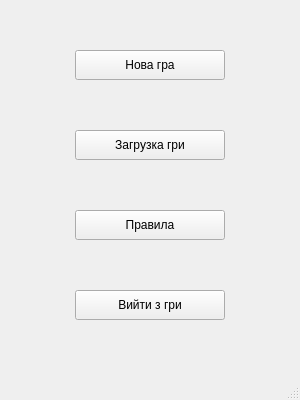
Before: the Qt Designer form Lab6/windows/mainwindow.ui in x-FIREFOUR-x/AlgoLab6, drawn with Qt 5.
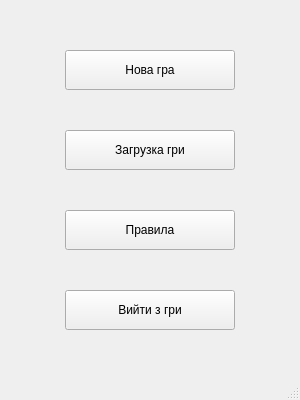
After: the same form once the commit is applied.

```diff
--- a/Lab6/windows/mainwindow.ui
+++ b/Lab6/windows/mainwindow.ui
@@ -20,10 +20,10 @@
     </property>
     <property name="geometry">
      <rect>
-      <x>75</x>
+      <x>65</x>
       <y>50</y>
-      <width>150</width>
-      <height>30</height>
+      <width>170</width>
+      <height>40</height>
      </rect>
     </property>
     <property name="text">
@@ -33,10 +33,10 @@
    <widget class="QPushButton" name="ButtonEnd">
     <property name="geometry">
      <rect>
-      <x>75</x>
+      <x>65</x>
       <y>290</y>
-      <width>150</width>
-      <height>30</height>
+      <width>170</width>
+      <height>40</height>
      </rect>
     </property>
     <property name="text">
@@ -46,10 +46,10 @@
    <widget class="QPushButton" name="ButtonDownload">
     <property name="geometry">
      <rect>
-      <x>75</x>
+      <x>65</x>
       <y>130</y>
-      <width>150</width>
-      <height>30</height>
+      <width>170</width>
+      <height>40</height>
      </rect>
     </property>
     <property name="text">
@@ -59,10 +59,10 @@
    <widget class="QPushButton" name="ButtonRules">
     <property name="geometry">
      <rect>
-      <x>75</x>
+      <x>65</x>
       <y>210</y>
-      <width>150</width>
-      <height>30</height>
+      <width>170</width>
+      <height>40</height>
      </rect>
     </property>
     <property name="text">
```
